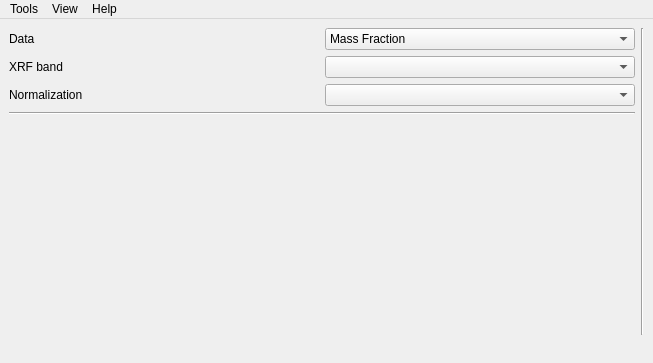
Before: the Qt Designer form xpaxs/frontends/xfs/ui/ui_mcaanalysiswindow.ui in praxes/praxes, drawn with Qt 5.
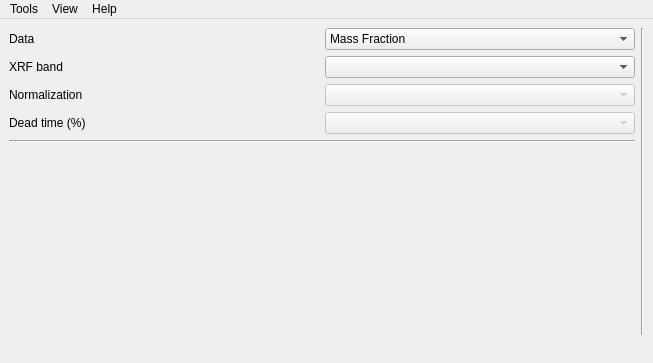
After: the same form once the commit is applied.

Patch:
```diff
--- a/xpaxs/frontends/xfs/ui/ui_mcaanalysiswindow.ui
+++ b/xpaxs/frontends/xfs/ui/ui_mcaanalysiswindow.ui
@@ -103,16 +103,20 @@
        </widget>
       </item>
       <item row="2" column="1" >
-       <widget class="QComboBox" name="normalizationComboBox" />
+       <widget class="QComboBox" name="normalizationComboBox" >
+        <property name="enabled" >
+         <bool>false</bool>
+        </property>
+       </widget>
       </item>
-      <item row="3" column="0" colspan="2" >
+      <item row="4" column="0" colspan="2" >
        <widget class="Line" name="line_3" >
         <property name="orientation" >
          <enum>Qt::Horizontal</enum>
         </property>
        </widget>
       </item>
-      <item row="4" column="0" colspan="2" >
+      <item row="5" column="0" colspan="2" >
        <spacer>
         <property name="orientation" >
          <enum>Qt::Vertical</enum>
@@ -125,6 +129,20 @@
         </property>
        </spacer>
       </item>
+      <item row="3" column="0" >
+       <widget class="QLabel" name="label_2" >
+        <property name="text" >
+         <string>Dead time (%)</string>
+        </property>
+       </widget>
+      </item>
+      <item row="3" column="1" >
+       <widget class="QComboBox" name="deadTimeComboBox" >
+        <property name="enabled" >
+         <bool>false</bool>
+        </property>
+       </widget>
+      </item>
      </layout>
     </item>
     <item>
```
